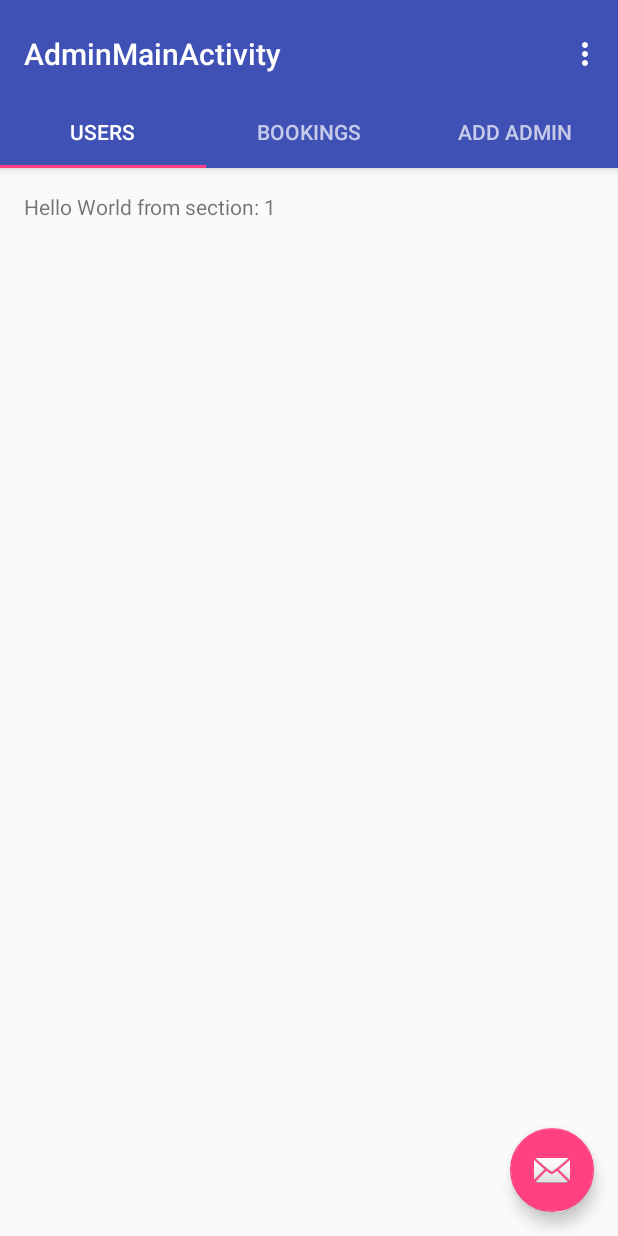
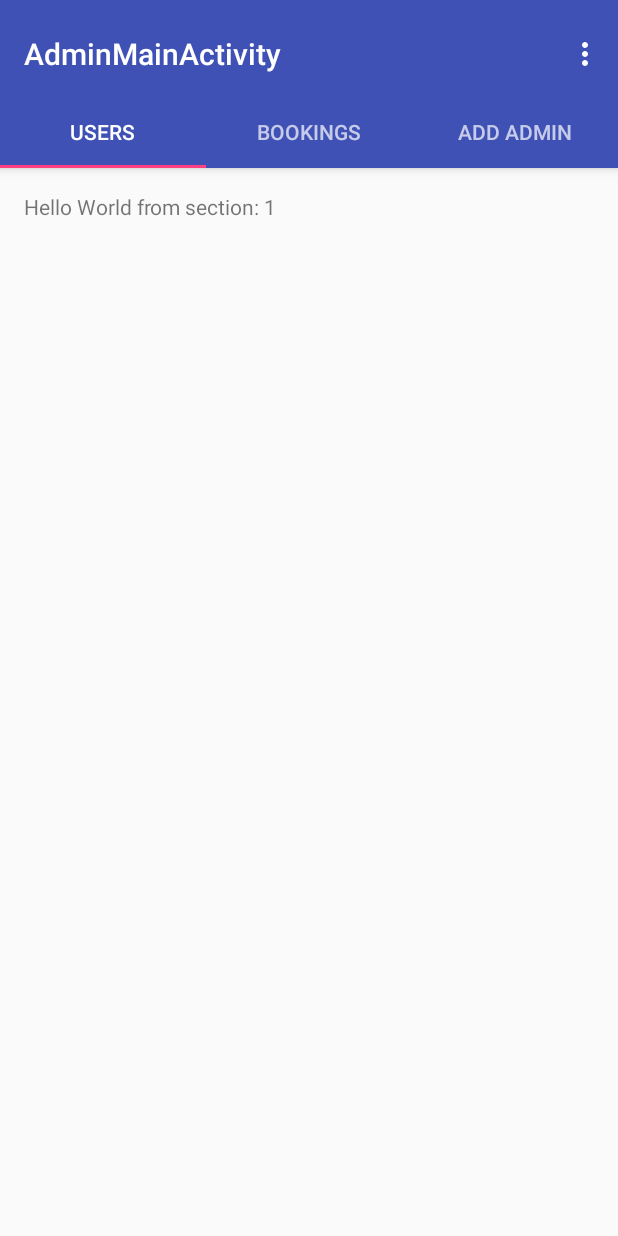
Before and after one commit to xbauquet/AndroidTraining-Zoo, an Android app: the AdminMainActivity screen opened directly, with no data from a screen before it, on a phone screen of 412 x 824 dp. Run offline under Robolectric (Android 15) with nearby library versions, the phone set to English and light mode, and no system bars; our stand-ins replace ButterKnife.

```diff
--- a/app/src/main/java/com/dev/axolotl/zoo/AdminMainActivity.java
+++ b/app/src/main/java/com/dev/axolotl/zoo/AdminMainActivity.java
@@ -19,6 +19,9 @@ import android.view.ViewGroup;
 
 import android.widget.TextView;
 
+import butterknife.Bind;
+import butterknife.ButterKnife;
+
 public class AdminMainActivity extends AppCompatActivity {
 
     /**
@@ -29,39 +32,31 @@ public class AdminMainActivity extends AppCompatActivity {
      * may be best to switch to a
      * {@link android.support.v4.app.FragmentStatePagerAdapter}.
      */
-    private SectionsPagerAdapter mSectionsPagerAdapter;
+    private SectionsPagerAdapter sectionsPagerAdapter;
 
     /**
      * The {@link ViewPager} that will host the section contents.
      */
-    private ViewPager mViewPager;
+    @Bind(R.id.container) ViewPager viewPager;
+    @Bind(R.id.tabs) TabLayout tabLayout;
+    @Bind(R.id.toolbar) Toolbar toolbar;
+
 
     @Override
     protected void onCreate(Bundle savedInstanceState) {
         super.onCreate(savedInstanceState);
         setContentView(R.layout.activity_admin_main);
+        ButterKnife.bind(this);
 
-        Toolbar toolbar = (Toolbar) findViewById(R.id.toolbar);
         setSupportActionBar(toolbar);
         // Create the adapter that will return a fragment for each of the three
         // primary sections of the activity.
-        mSectionsPagerAdapter = new SectionsPagerAdapter(getSupportFragmentManager());
+        sectionsPagerAdapter = new SectionsPagerAdapter(getSupportFragmentManager());
 
         // Set up the ViewPager with the sections adapter.
-        mViewPager = (ViewPager) findViewById(R.id.container);
-        mViewPager.setAdapter(mSectionsPagerAdapter);
+        viewPager.setAdapter(sectionsPagerAdapter);
 
-        TabLayout tabLayout = (TabLayout) findViewById(R.id.tabs);
-        tabLayout.setupWithViewPager(mViewPager);
-
-        FloatingActionButton fab = (FloatingActionButton) findViewById(R.id.fab);
-        fab.setOnClickListener(new View.OnClickListener() {
-            @Override
-            public void onClick(View view) {
-                Snackbar.make(view, "Replace with your own action", Snackbar.LENGTH_LONG)
-                        .setAction("Action", null).show();
-            }
-        });
+        tabLayout.setupWithViewPager(viewPager);
 
     }
 
@@ -135,9 +130,15 @@ public class AdminMainActivity extends AppCompatActivity {
 
         @Override
         public Fragment getItem(int position) {
-            // getItem is called to instantiate the fragment for the given page.
-            // Return a PlaceholderFragment (defined as a static inner class below).
-            return PlaceholderFragment.newInstance(position + 1);
+            switch (position) {
+                case 0:
+                    return PlaceholderFragment.newInstance(position + 1);
+                case 1:
+                    return PlaceholderFragment.newInstance(position + 1);
+                case 2:
+                    return PlaceholderFragment.newInstance(position + 1);
+            }
+            return null;
         }
 
         @Override
--- a/app/src/main/res/layout/activity_admin_main.xml
+++ b/app/src/main/res/layout/activity_admin_main.xml
@@ -38,12 +38,4 @@
         android:layout_height="match_parent"
         app:layout_behavior="@string/appbar_scrolling_view_behavior" />
 
-    <android.support.design.widget.FloatingActionButton
-        android:id="@+id/fab"
-        android:layout_width="wrap_content"
-        android:layout_height="wrap_content"
-        android:layout_gravity="end|bottom"
-        android:layout_margin="@dimen/fab_margin"
-        android:src="@android:drawable/ic_dialog_email" />
-
 </android.support.design.widget.CoordinatorLayout>
--- a/app/src/main/res/layout/activity_login.xml
+++ b/app/src/main/res/layout/activity_login.xml
@@ -27,7 +27,7 @@
         android:id="@+id/fab"
         android:layout_width="wrap_content"
         android:layout_height="wrap_content"
-        android:layout_gravity="bottom|center"
+        android:layout_gravity="center|center"
         android:layout_margin="@dimen/fab_margin"
         android:src="@android:drawable/ic_menu_add" />
 
--- a/app/src/main/res/values/dimens.xml
+++ b/app/src/main/res/values/dimens.xml
@@ -7,4 +7,5 @@
     <!-- Default screen margins, per the Android Design guidelines. -->
     <dimen name="nav_header_vertical_spacing">16dp</dimen>
     <dimen name="nav_header_height">160dp</dimen>
+    <dimen name="text_margin">16dp</dimen>
 </resources>
--- a/build.gradle
+++ b/build.gradle
@@ -6,10 +6,9 @@ buildscript {
     }
     dependencies {
         classpath 'com.android.tools.build:gradle:2.0.0'
+        classpath 'com.neenbedankt.gradle.plugins:android-apt:1.8'
+    }
 
-        // NOTE: Do not place your application dependencies here; they belong
-        // in the individual module build.gradle files
-    }
 }
 
 allprojects {
```
Also changed, not shown: app/build.gradle (+15 -0 lines), app/src/main/java/com/dev/axolotl/zoo/Booking.java (+3 -69 lines), app/src/main/java/com/dev/axolotl/zoo/LoginActivity.java (+10 -6 lines), app/src/main/java/com/dev/axolotl/zoo/User.java (+9 -46 lines), app/src/main/java/com/dev/axolotl/zoo/UserBaseColumns.java (added, +17 -0 lines), app/src/main/java/com/dev/axolotl/zoo/UserContentProvider.java (added, +88 -0 lines), app/src/main/java/com/dev/axolotl/zoo/UserListFragment.java (added, +10 -0 lines), app/src/main/java/com/dev/axolotl/zoo/UserMainActivity.java (+10 -7 lines), app/src/main/java/com/dev/axolotl/zoo/UsersDbHelper.java (added, +67 -0 lines), app/src/main/java/com/dev/axolotl/zoo/dummy/DummyContent.java (added, +72 -0 lines), 1 other file.
